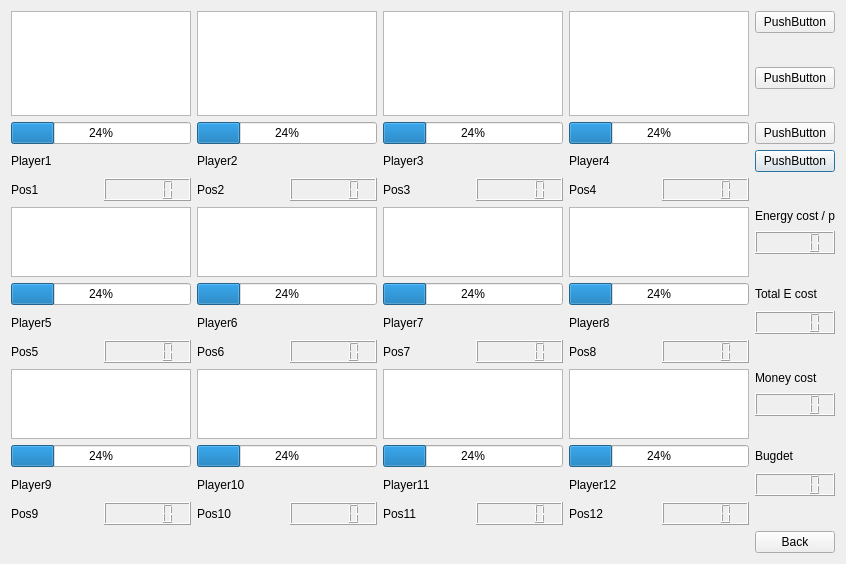
The window that BTM_Qt/training.ui (skandermoalla/CSE201-Top5) describes before a commit, drawn with Qt 5.
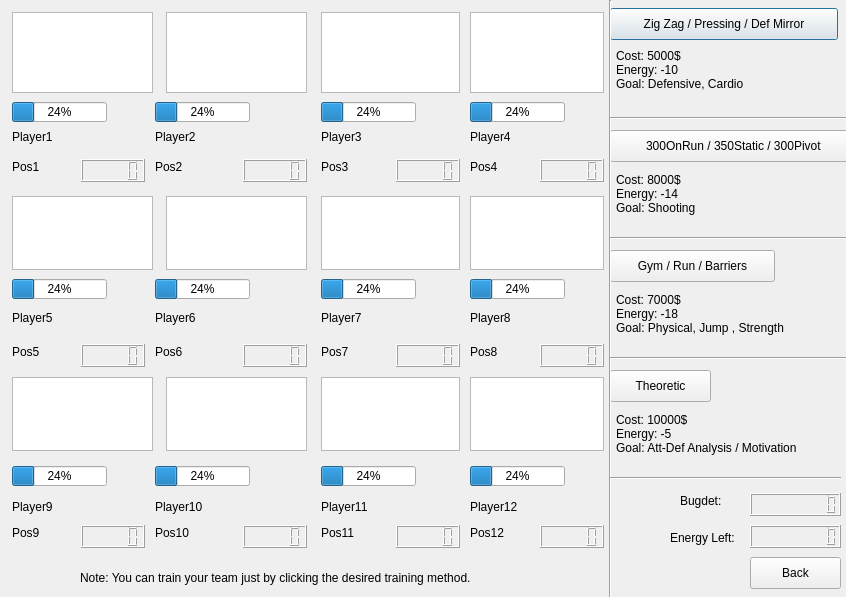
The same window after the commit.

```diff
--- a/BTM_Qt/training.ui
+++ b/BTM_Qt/training.ui
@@ -7,100 +7,165 @@
     <x>0</x>
     <y>0</y>
     <width>846</width>
-    <height>564</height>
+    <height>597</height>
    </rect>
   </property>
   <property name="windowTitle">
    <string>Dialog</string>
   </property>
-  <layout class="QGridLayout" name="gridLayout">
-   <item row="11" column="8">
-    <widget class="QLabel" name="cost2">
-     <property name="text">
-      <string>Total E cost</string>
-     </property>
-    </widget>
-   </item>
-   <item row="6" column="3">
-    <widget class="QLCDNumber" name="lcdNumber_2"/>
-   </item>
-   <item row="12" column="2">
+  <widget class="QLCDNumber" name="lcdNumber_2">
+   <property name="geometry">
+    <rect>
+     <x>243</x>
+     <y>159</y>
+     <width>64</width>
+     <height>23</height>
+    </rect>
+   </property>
+  </widget>
     <widget class="QLabel" name="label_6">
+   <property name="geometry">
+    <rect>
+     <x>155</x>
+     <y>310</y>
+     <width>141</width>
+     <height>16</height>
+    </rect>
+   </property>
      <property name="text">
       <string>Player6</string>
      </property>
     </widget>
-   </item>
-   <item row="6" column="2">
     <widget class="QLabel" name="label_2p">
+   <property name="geometry">
+    <rect>
+     <x>155</x>
+     <y>159</y>
+     <width>31</width>
+     <height>16</height>
+    </rect>
+   </property>
      <property name="text">
       <string>Pos2</string>
      </property>
     </widget>
-   </item>
-   <item row="8" column="4" rowspan="3" colspan="2">
-    <widget class="QGraphicsView" name="graphicsView_9"/>
-   </item>
-   <item row="6" column="0">
+  <widget class="QGraphicsView" name="graphicsView_9">
+   <property name="geometry">
+    <rect>
+     <x>321</x>
+     <y>196</y>
+     <width>139</width>
+     <height>74</height>
+    </rect>
+   </property>
+  </widget>
     <widget class="QLabel" name="labelp">
+   <property name="geometry">
+    <rect>
+     <x>12</x>
+     <y>159</y>
+     <width>29</width>
+     <height>16</height>
+    </rect>
+   </property>
      <property name="text">
       <string>Pos1</string>
      </property>
     </widget>
-   </item>
-   <item row="5" column="8">
-    <widget class="QPushButton" name="pushButton_4">
-     <property name="text">
-      <string>PushButton</string>
-     </property>
-    </widget>
-   </item>
-   <item row="6" column="6">
     <widget class="QLabel" name="label_4p">
+   <property name="geometry">
+    <rect>
+     <x>470</x>
+     <y>159</y>
+     <width>31</width>
+     <height>16</height>
+    </rect>
+   </property>
      <property name="text">
       <string>Pos4</string>
      </property>
     </widget>
-   </item>
-   <item row="8" column="0" rowspan="3" colspan="2">
-    <widget class="QGraphicsView" name="graphicsView_5"/>
-   </item>
-   <item row="11" column="4" colspan="2">
+  <widget class="QGraphicsView" name="graphicsView_5">
+   <property name="geometry">
+    <rect>
+     <x>12</x>
+     <y>196</y>
+     <width>141</width>
+     <height>74</height>
+    </rect>
+   </property>
+  </widget>
     <widget class="QProgressBar" name="progressBar_7">
+   <property name="geometry">
+    <rect>
+     <x>321</x>
+     <y>279</y>
+     <width>95</width>
+     <height>20</height>
+    </rect>
+   </property>
      <property name="value">
       <number>24</number>
      </property>
     </widget>
-   </item>
-   <item row="11" column="2" colspan="2">
     <widget class="QProgressBar" name="progressBar_6">
+   <property name="geometry">
+    <rect>
+     <x>155</x>
+     <y>279</y>
+     <width>95</width>
+     <height>20</height>
+    </rect>
+   </property>
      <property name="value">
       <number>24</number>
      </property>
     </widget>
-   </item>
-   <item row="12" column="8">
-    <widget class="QLCDNumber" name="lcdNumber_15"/>
-   </item>
-   <item row="12" column="6">
     <widget class="QLabel" name="label_8">
+   <property name="geometry">
+    <rect>
+     <x>470</x>
+     <y>310</y>
+     <width>131</width>
+     <height>16</height>
+    </rect>
+   </property>
      <property name="text">
       <string>Player8</string>
      </property>
     </widget>
-   </item>
-   <item row="6" column="7">
-    <widget class="QLCDNumber" name="lcdNumber_4"/>
-   </item>
-   <item row="11" column="0" colspan="2">
+  <widget class="QLCDNumber" name="lcdNumber_4">
+   <property name="geometry">
+    <rect>
+     <x>540</x>
+     <y>159</y>
+     <width>64</width>
+     <height>23</height>
+    </rect>
+   </property>
+  </widget>
     <widget class="QProgressBar" name="progressBar_5">
+   <property name="geometry">
+    <rect>
+     <x>12</x>
+     <y>279</y>
+     <width>95</width>
+     <height>20</height>
+    </rect>
+   </property>
      <property name="value">
       <number>24</number>
      </property>
     </widget>
-   </item>
-   <item row="6" column="1">
     <widget class="QLCDNumber" name="lcdNumber">
+   <property name="geometry">
+    <rect>
+     <x>81</x>
+     <y>159</y>
+     <width>64</width>
+     <height>23</height>
+    </rect>
+   </property>
      <property name="maximumSize">
       <size>
        <width>16777215</width>
@@ -108,319 +173,818 @@
       </size>
      </property>
     </widget>
-   </item>
-   <item row="8" column="8">
-    <widget class="QLabel" name="cost1">
-     <property name="text">
-      <string>Energy cost / p</string>
-     </property>
-    </widget>
-   </item>
-   <item row="9" column="8">
-    <widget class="QLCDNumber" name="lcdNumber_13"/>
-   </item>
-   <item row="12" column="0">
     <widget class="QLabel" name="label_5">
+   <property name="geometry">
+    <rect>
+     <x>12</x>
+     <y>310</y>
+     <width>121</width>
+     <height>16</height>
+    </rect>
+   </property>
      <property name="text">
       <string>Player5</string>
      </property>
     </widget>
-   </item>
-   <item row="8" column="2" rowspan="3" colspan="2">
-    <widget class="QGraphicsView" name="graphicsView_7"/>
-   </item>
-   <item row="6" column="5">
-    <widget class="QLCDNumber" name="lcdNumber_3"/>
-   </item>
-   <item row="6" column="4">
+  <widget class="QGraphicsView" name="graphicsView_7">
+   <property name="geometry">
+    <rect>
+     <x>166</x>
+     <y>196</y>
+     <width>141</width>
+     <height>74</height>
+    </rect>
+   </property>
+  </widget>
+  <widget class="QLCDNumber" name="lcdNumber_3">
+   <property name="geometry">
+    <rect>
+     <x>396</x>
+     <y>159</y>
+     <width>64</width>
+     <height>23</height>
+    </rect>
+   </property>
+  </widget>
     <widget class="QLabel" name="label_3p">
+   <property name="geometry">
+    <rect>
+     <x>321</x>
+     <y>159</y>
+     <width>31</width>
+     <height>16</height>
+    </rect>
+   </property>
      <property name="text">
       <string>Pos3</string>
      </property>
     </widget>
-   </item>
-   <item row="12" column="4">
     <widget class="QLabel" name="label_7">
+   <property name="geometry">
+    <rect>
+     <x>321</x>
+     <y>310</y>
+     <width>131</width>
+     <height>16</height>
+    </rect>
+   </property>
      <property name="text">
       <string>Player7</string>
      </property>
     </widget>
-   </item>
-   <item row="13" column="0">
     <widget class="QLabel" name="label_5p">
+   <property name="geometry">
+    <rect>
+     <x>12</x>
+     <y>344</y>
+     <width>31</width>
+     <height>16</height>
+    </rect>
+   </property>
      <property name="text">
       <string>Pos5</string>
      </property>
     </widget>
-   </item>
-   <item row="13" column="1">
-    <widget class="QLCDNumber" name="lcdNumber_5"/>
-   </item>
-   <item row="0" column="6" rowspan="4" colspan="2">
-    <widget class="QGraphicsView" name="graphicsView_4"/>
-   </item>
-   <item row="4" column="6" colspan="2">
+  <widget class="QLCDNumber" name="lcdNumber_5">
+   <property name="geometry">
+    <rect>
+     <x>81</x>
+     <y>344</y>
+     <width>64</width>
+     <height>23</height>
+    </rect>
+   </property>
+  </widget>
+  <widget class="QGraphicsView" name="graphicsView_4">
+   <property name="geometry">
+    <rect>
+     <x>470</x>
+     <y>12</y>
+     <width>134</width>
+     <height>81</height>
+    </rect>
+   </property>
+  </widget>
     <widget class="QProgressBar" name="progressBar_4">
+   <property name="geometry">
+    <rect>
+     <x>470</x>
+     <y>102</y>
+     <width>95</width>
+     <height>20</height>
+    </rect>
+   </property>
      <property name="value">
       <number>24</number>
      </property>
     </widget>
-   </item>
-   <item row="4" column="2" colspan="2">
     <widget class="QProgressBar" name="progressBar_2">
+   <property name="geometry">
+    <rect>
+     <x>155</x>
+     <y>102</y>
+     <width>95</width>
+     <height>20</height>
+    </rect>
+   </property>
      <property name="value">
       <number>24</number>
      </property>
     </widget>
-   </item>
-   <item row="5" column="0" colspan="2">
     <widget class="QLabel" name="label">
+   <property name="geometry">
+    <rect>
+     <x>12</x>
+     <y>129</y>
+     <width>131</width>
+     <height>16</height>
+    </rect>
+   </property>
      <property name="text">
       <string>Player1</string>
      </property>
     </widget>
-   </item>
-   <item row="5" column="4" colspan="2">
     <widget class="QLabel" name="label_3">
+   <property name="geometry">
+    <rect>
+     <x>321</x>
+     <y>129</y>
+     <width>131</width>
+     <height>16</height>
+    </rect>
+   </property>
      <property name="text">
       <string>Player3</string>
      </property>
     </widget>
-   </item>
-   <item row="5" column="2" colspan="2">
     <widget class="QLabel" name="label_2">
+   <property name="geometry">
+    <rect>
+     <x>155</x>
+     <y>129</y>
+     <width>151</width>
+     <height>16</height>
+    </rect>
+   </property>
      <property name="text">
       <string>Player2</string>
      </property>
     </widget>
-   </item>
-   <item row="0" column="2" rowspan="4" colspan="2">
-    <widget class="QGraphicsView" name="graphicsView_2"/>
-   </item>
-   <item row="4" column="4" colspan="2">
+  <widget class="QGraphicsView" name="graphicsView_2">
+   <property name="geometry">
+    <rect>
+     <x>166</x>
+     <y>12</y>
+     <width>141</width>
+     <height>81</height>
+    </rect>
+   </property>
+  </widget>
     <widget class="QProgressBar" name="progressBar_3">
+   <property name="geometry">
+    <rect>
+     <x>321</x>
+     <y>102</y>
+     <width>95</width>
+     <height>20</height>
+    </rect>
+   </property>
      <property name="value">
       <number>24</number>
      </property>
     </widget>
-   </item>
-   <item row="4" column="0" colspan="2">
     <widget class="QProgressBar" name="progressBar">
+   <property name="geometry">
+    <rect>
+     <x>12</x>
+     <y>102</y>
+     <width>95</width>
+     <height>20</height>
+    </rect>
+   </property>
      <property name="value">
       <number>24</number>
      </property>
     </widget>
-   </item>
-   <item row="0" column="0" rowspan="4" colspan="2">
-    <widget class="QGraphicsView" name="graphicsView"/>
-   </item>
-   <item row="0" column="4" rowspan="4" colspan="2">
-    <widget class="QGraphicsView" name="graphicsView_3"/>
-   </item>
-   <item row="4" column="8">
-    <widget class="QPushButton" name="pushButton_3">
-     <property name="text">
-      <string>PushButton</string>
-     </property>
-    </widget>
-   </item>
-   <item row="0" column="8">
+  <widget class="QGraphicsView" name="graphicsView">
+   <property name="geometry">
+    <rect>
+     <x>12</x>
+     <y>12</y>
+     <width>141</width>
+     <height>81</height>
+    </rect>
+   </property>
+  </widget>
+  <widget class="QGraphicsView" name="graphicsView_3">
+   <property name="geometry">
+    <rect>
+     <x>321</x>
+     <y>12</y>
+     <width>139</width>
+     <height>81</height>
+    </rect>
+   </property>
+  </widget>
     <widget class="QPushButton" name="pushButton">
-     <property name="text">
-      <string>PushButton</string>
-     </property>
-    </widget>
-   </item>
-   <item row="2" column="8">
-    <widget class="QPushButton" name="pushButton_2">
+   <property name="geometry">
+    <rect>
+     <x>610</x>
+     <y>8</y>
+     <width>228</width>
+     <height>32</height>
+    </rect>
+   </property>
      <property name="text">
-      <string>PushButton</string>
-     </property>
-    </widget>
-   </item>
-   <item row="5" column="6">
+    <string>Zig Zag / Pressing / Def Mirror</string>
+   </property>
+  </widget>
     <widget class="QLabel" name="label_4">
+   <property name="geometry">
+    <rect>
+     <x>470</x>
+     <y>129</y>
+     <width>131</width>
+     <height>16</height>
+    </rect>
+   </property>
      <property name="text">
       <string>Player4</string>
      </property>
     </widget>
-   </item>
-   <item row="19" column="5">
-    <widget class="QLCDNumber" name="lcdNumber_11"/>
-   </item>
-   <item row="14" column="8">
-    <widget class="QLabel" name="cost3">
-     <property name="text">
-      <string>Money cost</string>
-     </property>
-    </widget>
-   </item>
-   <item row="19" column="4">
+  <widget class="QLCDNumber" name="lcdNumber_11">
+   <property name="geometry">
+    <rect>
+     <x>396</x>
+     <y>525</y>
+     <width>64</width>
+     <height>23</height>
+    </rect>
+   </property>
+  </widget>
     <widget class="QLabel" name="label_11p">
+   <property name="geometry">
+    <rect>
+     <x>321</x>
+     <y>525</y>
+     <width>35</width>
+     <height>16</height>
+    </rect>
+   </property>
      <property name="text">
       <string>Pos11</string>
      </property>
     </widget>
-   </item>
-   <item row="19" column="3">
-    <widget class="QLCDNumber" name="lcdNumber_10"/>
-   </item>
-   <item row="18" column="8">
-    <widget class="QLCDNumber" name="lcdNumber_16"/>
-   </item>
-   <item row="14" column="6" rowspan="3" colspan="2">
-    <widget class="QGraphicsView" name="graphicsView_12"/>
-   </item>
-   <item row="19" column="2">
+  <widget class="QLCDNumber" name="lcdNumber_10">
+   <property name="geometry">
+    <rect>
+     <x>243</x>
+     <y>525</y>
+     <width>64</width>
+     <height>23</height>
+    </rect>
+   </property>
+  </widget>
+  <widget class="QGraphicsView" name="graphicsView_12">
+   <property name="geometry">
+    <rect>
+     <x>470</x>
+     <y>377</y>
+     <width>134</width>
+     <height>74</height>
+    </rect>
+   </property>
+  </widget>
     <widget class="QLabel" name="label_10p">
+   <property name="geometry">
+    <rect>
+     <x>155</x>
+     <y>525</y>
+     <width>37</width>
+     <height>16</height>
+    </rect>
+   </property>
      <property name="text">
       <string>Pos10</string>
      </property>
     </widget>
-   </item>
-   <item row="19" column="0">
     <widget class="QLabel" name="label_9p">
+   <property name="geometry">
+    <rect>
+     <x>12</x>
+     <y>525</y>
+     <width>31</width>
+     <height>16</height>
+    </rect>
+   </property>
      <property name="text">
       <string>Pos9</string>
      </property>
     </widget>
-   </item>
-   <item row="18" column="2">
     <widget class="QLabel" name="label_10">
+   <property name="geometry">
+    <rect>
+     <x>155</x>
+     <y>499</y>
+     <width>151</width>
+     <height>16</height>
+    </rect>
+   </property>
      <property name="text">
       <string>Player10</string>
      </property>
     </widget>
-   </item>
-   <item row="17" column="0" colspan="2">
     <widget class="QProgressBar" name="progressBar_9">
+   <property name="geometry">
+    <rect>
+     <x>12</x>
+     <y>466</y>
+     <width>95</width>
+     <height>20</height>
+    </rect>
+   </property>
      <property name="value">
       <number>24</number>
      </property>
     </widget>
-   </item>
-   <item row="14" column="2" rowspan="3" colspan="2">
-    <widget class="QGraphicsView" name="graphicsView_8"/>
-   </item>
-   <item row="18" column="0">
+  <widget class="QGraphicsView" name="graphicsView_8">
+   <property name="geometry">
+    <rect>
+     <x>166</x>
+     <y>377</y>
+     <width>141</width>
+     <height>74</height>
+    </rect>
+   </property>
+  </widget>
     <widget class="QLabel" name="label_9">
+   <property name="geometry">
+    <rect>
+     <x>12</x>
+     <y>499</y>
+     <width>131</width>
+     <height>16</height>
+    </rect>
+   </property>
      <property name="text">
       <string>Player9</string>
      </property>
     </widget>
-   </item>
-   <item row="17" column="4" colspan="2">
     <widget class="QProgressBar" name="progressBar_11">
+   <property name="geometry">
+    <rect>
+     <x>321</x>
+     <y>466</y>
+     <width>95</width>
+     <height>20</height>
+    </rect>
+   </property>
      <property name="value">
       <number>24</number>
      </property>
     </widget>
-   </item>
-   <item row="13" column="7">
-    <widget class="QLCDNumber" name="lcdNumber_8"/>
-   </item>
-   <item row="14" column="4" rowspan="3" colspan="2">
-    <widget class="QGraphicsView" name="graphicsView_11"/>
-   </item>
-   <item row="13" column="6">
+  <widget class="QLCDNumber" name="lcdNumber_8">
+   <property name="geometry">
+    <rect>
+     <x>540</x>
+     <y>344</y>
+     <width>64</width>
+     <height>23</height>
+    </rect>
+   </property>
+  </widget>
+  <widget class="QGraphicsView" name="graphicsView_11">
+   <property name="geometry">
+    <rect>
+     <x>321</x>
+     <y>377</y>
+     <width>139</width>
+     <height>74</height>
+    </rect>
+   </property>
+  </widget>
     <widget class="QLabel" name="label_8p">
+   <property name="geometry">
+    <rect>
+     <x>470</x>
+     <y>344</y>
+     <width>31</width>
+     <height>16</height>
+    </rect>
+   </property>
      <property name="text">
       <string>Pos8</string>
      </property>
     </widget>
-   </item>
-   <item row="17" column="2" colspan="2">
     <widget class="QProgressBar" name="progressBar_10">
+   <property name="geometry">
+    <rect>
+     <x>155</x>
+     <y>466</y>
+     <width>95</width>
+     <height>20</height>
+    </rect>
+   </property>
      <property name="value">
       <number>24</number>
      </property>
     </widget>
-   </item>
-   <item row="18" column="4">
     <widget class="QLabel" name="label_11">
+   <property name="geometry">
+    <rect>
+     <x>321</x>
+     <y>499</y>
+     <width>50</width>
+     <height>16</height>
+    </rect>
+   </property>
      <property name="text">
       <string>Player11</string>
      </property>
     </widget>
-   </item>
-   <item row="19" column="6">
     <widget class="QLabel" name="label_12p">
+   <property name="geometry">
+    <rect>
+     <x>470</x>
+     <y>525</y>
+     <width>37</width>
+     <height>16</height>
+    </rect>
+   </property>
      <property name="text">
       <string>Pos12</string>
      </property>
     </widget>
-   </item>
-   <item row="13" column="2">
     <widget class="QLabel" name="label_6p">
+   <property name="geometry">
+    <rect>
+     <x>155</x>
+     <y>344</y>
+     <width>31</width>
+     <height>16</height>
+    </rect>
+   </property>
      <property name="text">
       <string>Pos6</string>
      </property>
     </widget>
-   </item>
-   <item row="14" column="0" rowspan="3" colspan="2">
-    <widget class="QGraphicsView" name="graphicsView_6"/>
-   </item>
-   <item row="17" column="6" colspan="2">
+  <widget class="QGraphicsView" name="graphicsView_6">
+   <property name="geometry">
+    <rect>
+     <x>12</x>
+     <y>377</y>
+     <width>141</width>
+     <height>74</height>
+    </rect>
+   </property>
+  </widget>
     <widget class="QProgressBar" name="progressBar_12">
+   <property name="geometry">
+    <rect>
+     <x>470</x>
+     <y>466</y>
+     <width>95</width>
+     <height>20</height>
+    </rect>
+   </property>
      <property name="value">
       <number>24</number>
      </property>
     </widget>
-   </item>
-   <item row="13" column="4">
     <widget class="QLabel" name="label_7p">
+   <property name="geometry">
+    <rect>
+     <x>321</x>
+     <y>344</y>
+     <width>30</width>
+     <height>16</height>
+    </rect>
+   </property>
      <property name="text">
       <string>Pos7</string>
      </property>
     </widget>
-   </item>
-   <item row="17" column="8">
-    <widget class="QLabel" name="cost4">
-     <property name="text">
-      <string>Bugdet</string>
-     </property>
-    </widget>
-   </item>
-   <item row="19" column="7">
-    <widget class="QLCDNumber" name="lcdNumber_12"/>
-   </item>
-   <item row="15" column="8">
-    <widget class="QLCDNumber" name="lcdNumber_14"/>
-   </item>
-   <item row="19" column="1">
-    <widget class="QLCDNumber" name="lcdNumber_9"/>
-   </item>
-   <item row="13" column="5">
-    <widget class="QLCDNumber" name="lcdNumber_7"/>
-   </item>
-   <item row="13" column="3">
-    <widget class="QLCDNumber" name="lcdNumber_6"/>
-   </item>
-   <item row="20" column="8">
-    <widget class="QPushButton" name="pushButton_5">
-     <property name="text">
-      <string>Back</string>
-     </property>
-    </widget>
-   </item>
-   <item row="18" column="6">
+  <widget class="QLCDNumber" name="lcdNumber_12">
+   <property name="geometry">
+    <rect>
+     <x>540</x>
+     <y>525</y>
+     <width>64</width>
+     <height>23</height>
+    </rect>
+   </property>
+  </widget>
+  <widget class="QLCDNumber" name="lcdNumber_9">
+   <property name="geometry">
+    <rect>
+     <x>81</x>
+     <y>525</y>
+     <width>64</width>
+     <height>23</height>
+    </rect>
+   </property>
+  </widget>
+  <widget class="QLCDNumber" name="lcdNumber_7">
+   <property name="geometry">
+    <rect>
+     <x>396</x>
+     <y>344</y>
+     <width>64</width>
+     <height>23</height>
+    </rect>
+   </property>
+  </widget>
+  <widget class="QLCDNumber" name="lcdNumber_6">
+   <property name="geometry">
+    <rect>
+     <x>243</x>
+     <y>344</y>
+     <width>64</width>
+     <height>23</height>
+    </rect>
+   </property>
+  </widget>
     <widget class="QLabel" name="label_12">
+   <property name="geometry">
+    <rect>
+     <x>470</x>
+     <y>499</y>
+     <width>52</width>
+     <height>16</height>
+    </rect>
+   </property>
      <property name="text">
       <string>Player12</string>
      </property>
     </widget>
-   </item>
-   <item row="11" column="6" colspan="2">
     <widget class="QProgressBar" name="progressBar_8">
+   <property name="geometry">
+    <rect>
+     <x>470</x>
+     <y>279</y>
+     <width>95</width>
+     <height>20</height>
+    </rect>
+   </property>
      <property name="value">
       <number>24</number>
      </property>
     </widget>
-   </item>
-   <item row="8" column="6" rowspan="3" colspan="2">
-    <widget class="QGraphicsView" name="graphicsView_10"/>
-   </item>
-  </layout>
+  <widget class="QGraphicsView" name="graphicsView_10">
+   <property name="geometry">
+    <rect>
+     <x>470</x>
+     <y>196</y>
+     <width>134</width>
+     <height>74</height>
+    </rect>
+   </property>
+  </widget>
+  <widget class="QLabel" name="cost4">
+   <property name="geometry">
+    <rect>
+     <x>680</x>
+     <y>493</y>
+     <width>48</width>
+     <height>16</height>
+    </rect>
+   </property>
+   <property name="text">
+    <string>Bugdet:</string>
+   </property>
+  </widget>
+  <widget class="QLCDNumber" name="lcdNumber_16">
+   <property name="enabled">
+    <bool>true</bool>
+   </property>
+   <property name="geometry">
+    <rect>
+     <x>750</x>
+     <y>493</y>
+     <width>91</width>
+     <height>23</height>
+    </rect>
+   </property>
+   <property name="digitCount">
+    <number>9</number>
+   </property>
+  </widget>
+  <widget class="QLabel" name="cost1">
+   <property name="geometry">
+    <rect>
+     <x>670</x>
+     <y>530</y>
+     <width>78</width>
+     <height>16</height>
+    </rect>
+   </property>
+   <property name="text">
+    <string>Energy Left: </string>
+   </property>
+  </widget>
+  <widget class="QLCDNumber" name="lcdNumber_13">
+   <property name="geometry">
+    <rect>
+     <x>750</x>
+     <y>525</y>
+     <width>91</width>
+     <height>23</height>
+    </rect>
+   </property>
+   <property name="digitCount">
+    <number>9</number>
+   </property>
+  </widget>
+  <widget class="QPushButton" name="pushButton_5">
+   <property name="geometry">
+    <rect>
+     <x>750</x>
+     <y>557</y>
+     <width>91</width>
+     <height>32</height>
+    </rect>
+   </property>
+   <property name="text">
+    <string>Back</string>
+   </property>
+  </widget>
+  <widget class="QPushButton" name="pushButton_4">
+   <property name="geometry">
+    <rect>
+     <x>610</x>
+     <y>370</y>
+     <width>101</width>
+     <height>32</height>
+    </rect>
+   </property>
+   <property name="text">
+    <string>Theoretic</string>
+   </property>
+  </widget>
+  <widget class="QPushButton" name="pushButton_3">
+   <property name="geometry">
+    <rect>
+     <x>610</x>
+     <y>250</y>
+     <width>165</width>
+     <height>32</height>
+    </rect>
+   </property>
+   <property name="text">
+    <string>Gym / Run / Barriers</string>
+   </property>
+  </widget>
+  <widget class="QLabel" name="label_13">
+   <property name="geometry">
+    <rect>
+     <x>616</x>
+     <y>46</y>
+     <width>147</width>
+     <height>48</height>
+    </rect>
+   </property>
+   <property name="text">
+    <string>Cost: 5000$
+Energy: -10
+Goal: Defensive, Cardio </string>
+   </property>
+  </widget>
+  <widget class="QPushButton" name="pushButton_2">
+   <property name="geometry">
+    <rect>
+     <x>610</x>
+     <y>130</y>
+     <width>250</width>
+     <height>32</height>
+    </rect>
+   </property>
+   <property name="text">
+    <string>300OnRun / 350Static / 300Pivot </string>
+   </property>
+  </widget>
+  <widget class="QLabel" name="label_14">
+   <property name="geometry">
+    <rect>
+     <x>616</x>
+     <y>170</y>
+     <width>91</width>
+     <height>48</height>
+    </rect>
+   </property>
+   <property name="text">
+    <string>Cost: 8000$
+Energy: -14
+Goal: Shooting</string>
+   </property>
+  </widget>
+  <widget class="QLabel" name="label_15">
+   <property name="geometry">
+    <rect>
+     <x>616</x>
+     <y>290</y>
+     <width>192</width>
+     <height>48</height>
+    </rect>
+   </property>
+   <property name="text">
+    <string>Cost: 7000$
+Energy: -18
+Goal: Physical, Jump , Strength</string>
+   </property>
+  </widget>
+  <widget class="QLabel" name="label_16">
+   <property name="geometry">
+    <rect>
+     <x>616</x>
+     <y>410</y>
+     <width>214</width>
+     <height>48</height>
+    </rect>
+   </property>
+   <property name="text">
+    <string>Cost: 10000$
+Energy: -5
+Goal: Att-Def Analysis / Motivation </string>
+   </property>
+  </widget>
+  <widget class="Line" name="line">
+   <property name="geometry">
+    <rect>
+     <x>600</x>
+     <y>0</y>
+     <width>20</width>
+     <height>601</height>
+    </rect>
+   </property>
+   <property name="orientation">
+    <enum>Qt::Vertical</enum>
+   </property>
+  </widget>
+  <widget class="Line" name="line_2">
+   <property name="geometry">
+    <rect>
+     <x>610</x>
+     <y>470</y>
+     <width>231</width>
+     <height>16</height>
+    </rect>
+   </property>
+   <property name="orientation">
+    <enum>Qt::Horizontal</enum>
+   </property>
+  </widget>
+  <widget class="Line" name="line_3">
+   <property name="geometry">
+    <rect>
+     <x>610</x>
+     <y>110</y>
+     <width>241</width>
+     <height>16</height>
+    </rect>
+   </property>
+   <property name="orientation">
+    <enum>Qt::Horizontal</enum>
+   </property>
+  </widget>
+  <widget class="Line" name="line_4">
+   <property name="geometry">
+    <rect>
+     <x>610</x>
+     <y>230</y>
+     <width>241</width>
+     <height>16</height>
+    </rect>
+   </property>
+   <property name="orientation">
+    <enum>Qt::Horizontal</enum>
+   </property>
+  </widget>
+  <widget class="Line" name="line_5">
+   <property name="geometry">
+    <rect>
+     <x>610</x>
+     <y>350</y>
+     <width>241</width>
+     <height>16</height>
+    </rect>
+   </property>
+   <property name="orientation">
+    <enum>Qt::Horizontal</enum>
+   </property>
+  </widget>
+  <widget class="QLabel" name="label_17">
+   <property name="geometry">
+    <rect>
+     <x>80</x>
+     <y>570</y>
+     <width>451</width>
+     <height>16</height>
+    </rect>
+   </property>
+   <property name="text">
+    <string>Note: You can train your team just by clicking the desired training method. </string>
+   </property>
+  </widget>
  </widget>
  <resources/>
  <connections/>
```
Lines whose indentation alone changed are shown as unchanged.
